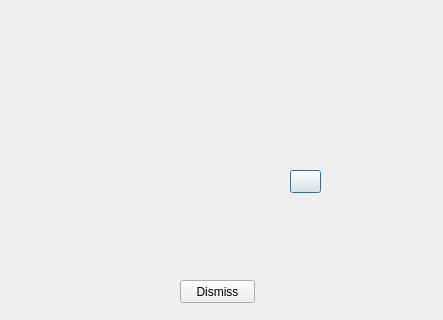
The window that imagejockey/gabor/gaborfilterdialog.ui (PauloCarvalhoRJ/gammaray) describes before a commit, drawn with Qt 5.
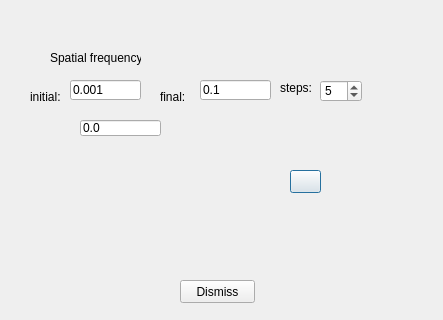
The same window after the commit. Icons and pictures are not drawn.

Commit message: Gabor: Frequency schedule.

```diff
--- a/imagejockey/gabor/gaborfilterdialog.ui
+++ b/imagejockey/gabor/gaborfilterdialog.ui
@@ -43,6 +43,116 @@
     <string>Dismiss</string>
    </property>
   </widget>
+  <widget class="QLineEdit" name="txtInitialFrequency">
+   <property name="geometry">
+    <rect>
+     <x>70</x>
+     <y>80</y>
+     <width>71</width>
+     <height>20</height>
+    </rect>
+   </property>
+   <property name="text">
+    <string>0.001</string>
+   </property>
+  </widget>
+  <widget class="QLabel" name="label">
+   <property name="geometry">
+    <rect>
+     <x>50</x>
+     <y>50</y>
+     <width>91</width>
+     <height>16</height>
+    </rect>
+   </property>
+   <property name="text">
+    <string>Spatial frequency:</string>
+   </property>
+  </widget>
+  <widget class="QLabel" name="label_2">
+   <property name="geometry">
+    <rect>
+     <x>30</x>
+     <y>90</y>
+     <width>46</width>
+     <height>13</height>
+    </rect>
+   </property>
+   <property name="text">
+    <string>initial:</string>
+   </property>
+  </widget>
+  <widget class="QLabel" name="label_3">
+   <property name="geometry">
+    <rect>
+     <x>160</x>
+     <y>90</y>
+     <width>46</width>
+     <height>13</height>
+    </rect>
+   </property>
+   <property name="text">
+    <string>final:</string>
+   </property>
+  </widget>
+  <widget class="QLineEdit" name="txtFinalFrequency">
+   <property name="geometry">
+    <rect>
+     <x>200</x>
+     <y>80</y>
+     <width>71</width>
+     <height>20</height>
+    </rect>
+   </property>
+   <property name="text">
+    <string>0.1</string>
+   </property>
+  </widget>
+  <widget class="QLabel" name="label_4">
+   <property name="geometry">
+    <rect>
+     <x>280</x>
+     <y>80</y>
+     <width>41</width>
+     <height>16</height>
+    </rect>
+   </property>
+   <property name="text">
+    <string>steps:</string>
+   </property>
+  </widget>
+  <widget class="QSpinBox" name="spinNumberOfFrequencySteps">
+   <property name="geometry">
+    <rect>
+     <x>320</x>
+     <y>80</y>
+     <width>42</width>
+     <height>22</height>
+    </rect>
+   </property>
+   <property name="minimum">
+    <number>1</number>
+   </property>
+   <property name="maximum">
+    <number>200</number>
+   </property>
+   <property name="value">
+    <number>5</number>
+   </property>
+  </widget>
+  <widget class="QLineEdit" name="txtAzimuth">
+   <property name="geometry">
+    <rect>
+     <x>80</x>
+     <y>120</y>
+     <width>81</width>
+     <height>16</height>
+    </rect>
+   </property>
+   <property name="text">
+    <string>0.0</string>
+   </property>
+  </widget>
  </widget>
  <resources>
   <include location="../ijresources.qrc"/>
```
The commit also changes 1 other file.
